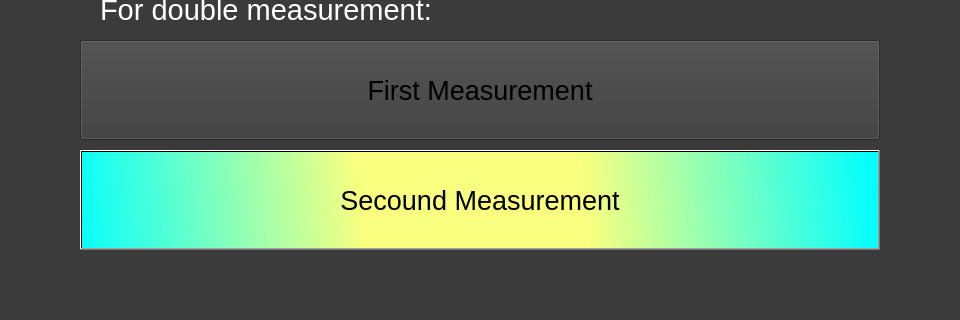
Old version of the form climbdoc/mainwindow.ui in the repository Jonasstre/Climbdoc; both pictures show x 160 to 1120 and y 420 to 740 of the 1280 by 740 pixel window.
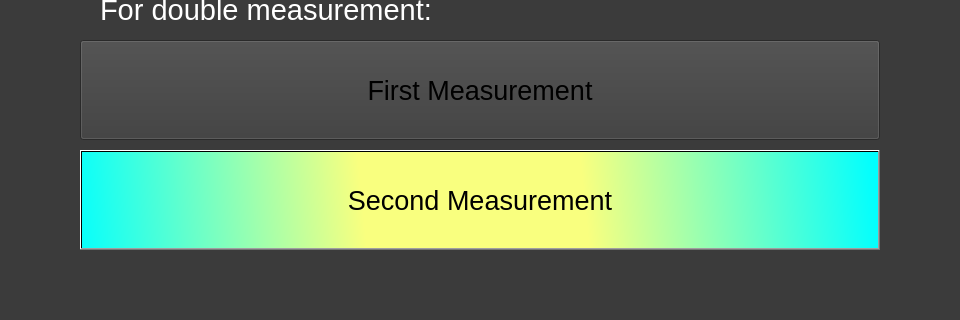
New version of the form. Icons and pictures are not drawn.

Commit message: fixed spelling error in main window

The edit to the form file:
```diff
--- a/climbdoc/mainwindow.ui
+++ b/climbdoc/mainwindow.ui
@@ -37,7 +37,7 @@
 </string>
     </property>
     <property name="text">
-     <string>Secound Measurement</string>
+     <string>Second Measurement</string>
     </property>
    </widget>
    <widget class="QPushButton" name="pushButton_3">
```
The commit also changes 3 other files.
